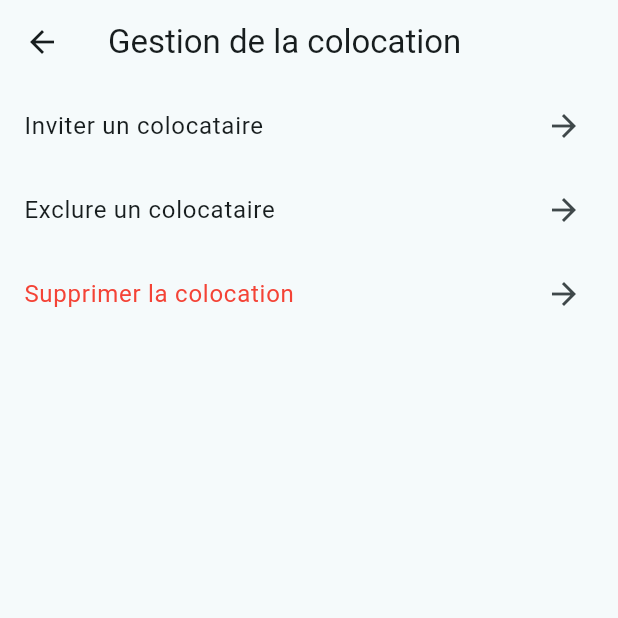
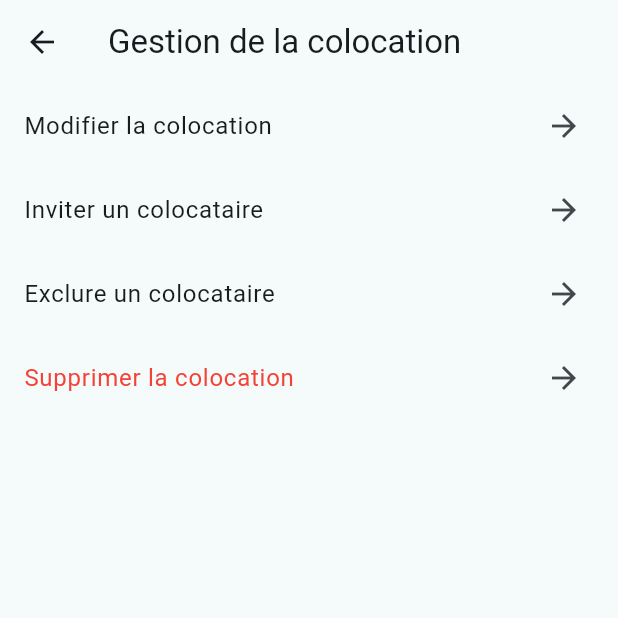
Before and after one commit to NhiSty/Colibris, a Flutter app: the ColocationSettingsPage screen opened directly with empty values, on a phone screen of 412 x 824 dp, the top half of it. Run offline on Flutter 3.47's test engine with Material 3 defaults, Android fonts, the phone set to English and light mode, and no system bars; our stand-ins replace bloc, dio, equatable, flutter_bloc, flutter_dotenv, latlong2; statements that could not run were skipped.

Commit message:
started update

```diff
--- a/Front/lib/colocation/colocation_parameters.dart
+++ b/Front/lib/colocation/colocation_parameters.dart
@@ -47,6 +47,14 @@ class ColocationSettingsPage extends StatelessWidget {
       body: ListView(
         children: <Widget>[
           ListTile(
+            title: const Text('Modifier la colocation'),
+            trailing: const Icon(Icons.arrow_forward),
+            onTap: () {
+              Navigator.pushNamed(context, '/create_invitation',
+                  arguments: {'colocationId': colocationId});
+            },
+          ),
+          ListTile(
             title: const Text('Inviter un colocataire'),
             trailing: const Icon(Icons.arrow_forward),
             onTap: () {
```
